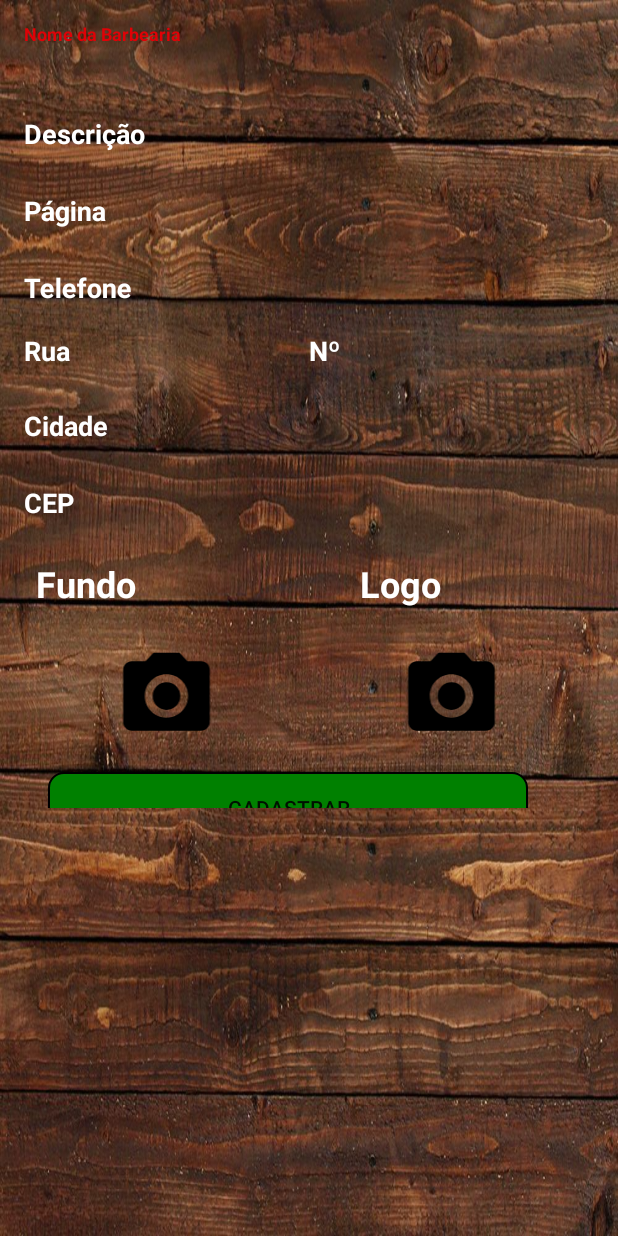
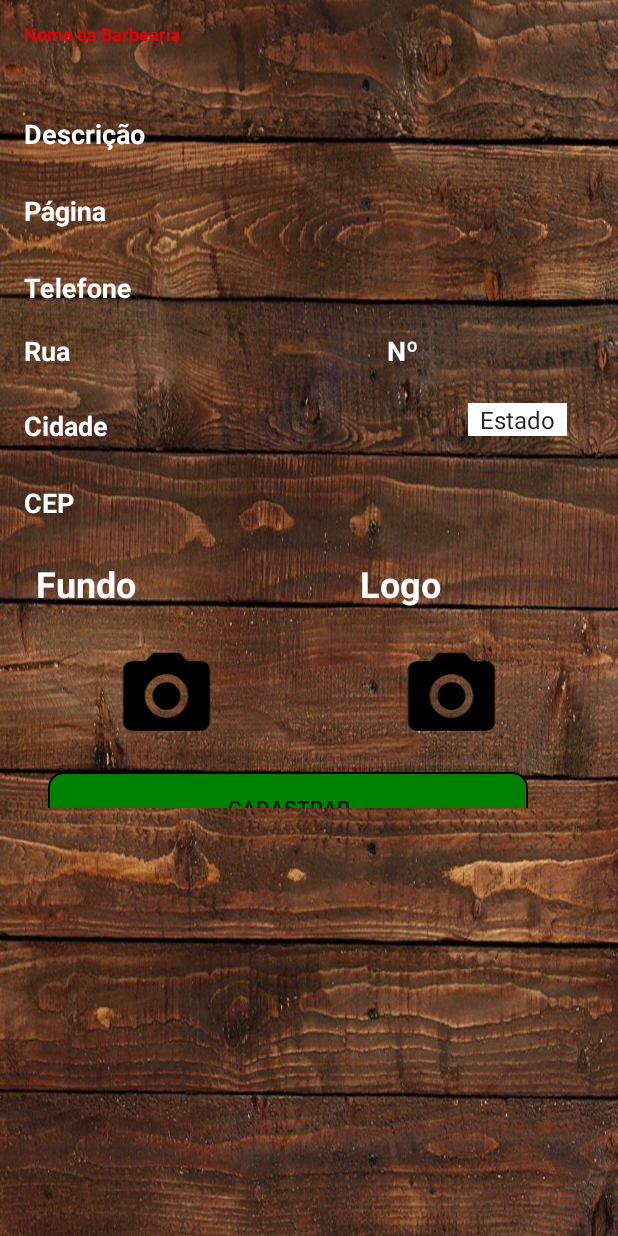
Before and after one commit to BoraRodrigo/IntegraBarber, an Android app: the CadastroBarbeariaActivity screen opened directly, with no data from a screen before it, on a phone screen of 412 x 824 dp. Run offline under Robolectric (Android 15) with nearby library versions, the phone set to English and light mode, and no system bars; our stand-ins replace Firebase (no records; nobody signed in at launch, a user with empty details on screens opened directly); 2 statements that could not run were skipped.

Commit message:
Cadastro de barbearia funciona fora do estado do Paraná - 09/11/2018

```diff
--- a/app/src/main/java/com/projeto/integrador/Activity/CadastroBarbeariaActivity.java
+++ b/app/src/main/java/com/projeto/integrador/Activity/CadastroBarbeariaActivity.java
@@ -7,7 +7,9 @@ import android.support.design.widget.TextInputEditText;
 import android.support.v7.app.AppCompatActivity;
 import android.util.Log;
 import android.view.View;
+import android.widget.ArrayAdapter;
 import android.widget.Button;
+import android.widget.Spinner;
 import android.widget.Toast;
 
 import com.google.firebase.auth.FirebaseAuth;
@@ -15,17 +17,10 @@ import com.google.firebase.database.DataSnapshot;
 import com.google.firebase.database.DatabaseError;
 import com.google.firebase.database.DatabaseReference;
 import com.google.firebase.database.ValueEventListener;
-import com.projeto.integrador.Activity.LoginActivity;
 import com.projeto.integrador.Configuracoes.ConfiguracaoFirebase;
 import com.projeto.integrador.Configuracoes.UsuarioFirebase;
 import com.projeto.integrador.Model.Barbearia;
 import com.projeto.integrador.Model.Barbeiro;
-
-//import barbearia.integradorvi.com.br.integradorbarber.Configuracoes.ConfiguracaoFirebase;
-//import barbearia.integradorvi.com.br.integradorbarber.Configuracoes.UsuarioFirebase;
-//import barbearia.integradorvi.com.br.integradorbarber.Model.Barbearia;
-//import barbearia.integradorvi.com.br.integradorbarber.Model.Barbeiro;
-//import barbearia.integradorvi.com.br.integradorbarber.R;
 import com.projeto.integrador.R;
 
 public class CadastroBarbeariaActivity extends AppCompatActivity {
@@ -33,6 +28,7 @@ public class CadastroBarbeariaActivity extends AppCompatActivity {
     private TextInputEditText txtNomeBarbearia, txtDescricao, txtTelefone, txtPagina, txtRua, txtCidade, txtCEP,txtnumero;
     private FirebaseAuth autenticacao;
     private Button button2;
+    private Spinner estadoSpinner;
 
     int clienteAlterando = 0;
 
@@ -51,6 +47,8 @@ public class CadastroBarbeariaActivity extends AppCompatActivity {
         txtCidade = findViewById(R.id.txtCidade);
         txtCEP = findViewById(R.id.txtCEP);
         txtnumero=findViewById(R.id.txtNumero);
+
+        estadoSpinner = findViewById(R.id.spinner);
 
         button2 = findViewById(R.id.button2);
 
@@ -78,8 +76,7 @@ public class CadastroBarbeariaActivity extends AppCompatActivity {
                             if (!txtCidade.getText().toString().isEmpty()) {
                                 if (!txtCEP.getText().toString().isEmpty()) {
                                     if (!txtnumero.getText().toString().isEmpty()) {
-
-
+                                       if(!estadoSpinner.getSelectedItem().toString().equals("Estado")){
                                             Barbearia barbearia = new Barbearia();
                                             barbearia.setNomebarbearia(txtNomeBarbearia.getText().toString());
                                             barbearia.setDescricao(txtDescricao.getText().toString());
@@ -87,26 +84,17 @@ public class CadastroBarbeariaActivity extends AppCompatActivity {
                                             barbearia.setPagina(txtPagina.getText().toString());
                                             barbearia.setRua(txtRua.getText().toString());
                                             barbearia.setCidade(txtCidade.getText().toString());
+                                            barbearia.setEstado(estadoSpinner.getSelectedItem().toString());
                                             barbearia.setCep(txtCEP.getText().toString());
                                             barbearia.setNumero(Integer.parseInt(txtnumero.getText().toString()));
-
-                                        /*Intent intent = getIntent();
-                                        Bundle bundle = intent.getExtras();
-
-                                        /*if(barbeiro != null){
-                                            barbeiro = (Barbeiro) bundle.getSerializable("barbeiro");
-                                        }
-
-                                        /*if(clienteAlterando == 0){
-                                            barbeiro = (Barbeiro) bundle.getSerializable("barbeiro");
-                                        }
-                                        else if(clienteAlterando == 1){
-                                            barbeiro = (Barbeiro) bundle.getSerializable("barbeiroAlterado");
-                                        }*/
 
                                             barbearia.setIdBarbeiro(barbeiro.getId());
 
                                             cadastrarBarbearia(barbearia);
+                                        }
+                                        else{
+                                            Toast.makeText(getApplicationContext(), "Preencha o Estado", Toast.LENGTH_SHORT).show();
+                                        }
                                     }else{
                                         Toast.makeText(getApplicationContext(), "Preencha o Numero", Toast.LENGTH_SHORT).show();
                                     }
@@ -165,6 +153,7 @@ public class CadastroBarbeariaActivity extends AppCompatActivity {
                     txtRua.setText(barbearia.getRua());
                     txtnumero.setText(String.valueOf(barbearia.getNumero()));
                     txtCidade.setText(barbearia.getCidade());
+                    estadoSpinner.setSelection(((ArrayAdapter) estadoSpinner.getAdapter()).getPosition(barbearia.getEstado()));
                     txtCEP.setText(barbearia.getCep());
 
                     button2.setText("Alterar");
--- a/app/src/main/java/com/projeto/integrador/Activity/MapsFragment.java
+++ b/app/src/main/java/com/projeto/integrador/Activity/MapsFragment.java
@@ -214,7 +214,7 @@ public class MapsFragment extends Fragment implements OnMapReadyCallback {
 
                             for(int i=0; i<listaDeBarbearia.size(); i++){
                                 Geocoder geocoder = new Geocoder(getContext(), Locale.getDefault());
-                                String stringEndereco=listaDeBarbearia.get(i).getRua()+", "+listaDeBarbearia.get(i).getNumero()+" - "+listaDeBarbearia.get(i).getCidade()+" - PR";
+                                String stringEndereco=listaDeBarbearia.get(i).getRua()+", "+listaDeBarbearia.get(i).getNumero()+" - "+listaDeBarbearia.get(i).getCidade()+" - "+listaDeBarbearia.get(i).getEstado();
 
                                 LatLng localUsuario = null;
 
@@ -240,7 +240,7 @@ public class MapsFragment extends Fragment implements OnMapReadyCallback {
 
                             for(int i=0; i<listaDeBarbearia.size(); i++){
                                 Geocoder geocoder = new Geocoder(getContext(), Locale.getDefault());
-                                String stringEndereco=listaDeBarbearia.get(i).getRua()+", "+listaDeBarbearia.get(i).getNumero()+" - "+listaDeBarbearia.get(i).getCidade()+" - PR";
+                                String stringEndereco=listaDeBarbearia.get(i).getRua()+", "+listaDeBarbearia.get(i).getNumero()+" - "+listaDeBarbearia.get(i).getCidade()+" - "+listaDeBarbearia.get(i).getEstado(); //" - PR"
 
                                 LatLng localUsuario = null;
 
@@ -295,7 +295,7 @@ public class MapsFragment extends Fragment implements OnMapReadyCallback {
             for(int i=0; i<listaDeBarbearia.size(); i++){
                 Barbearia barbearia = new Barbearia();
                 barbearia=listaDeBarbearia.get(i);
-                String stringEndereco=barbearia.getRua()+", "+barbearia.getNumero()+" - "+barbearia.getCidade()+" - PR";
+                String stringEndereco=barbearia.getRua()+", "+barbearia.getNumero()+" - "+barbearia.getCidade()+" - "+listaDeBarbearia.get(i).getEstado();
 
                 List<Address> listaEndereco = geocoder.getFromLocationName(stringEndereco,1);
                 if( listaEndereco != null && listaEndereco.size() > 0 ){
@@ -350,7 +350,7 @@ public class MapsFragment extends Fragment implements OnMapReadyCallback {
     public void achaBarbearia(Marker marker){
         for(int i=0; i<listaDeBarbearia.size(); i++){
             Geocoder geocoder = new Geocoder(getContext(), Locale.getDefault());
-            String stringEndereco=listaDeBarbearia.get(i).getRua()+", "+listaDeBarbearia.get(i).getNumero()+" - "+listaDeBarbearia.get(i).getCidade()+" - PR"; // Só funcionando no Paraná?
+            String stringEndereco=listaDeBarbearia.get(i).getRua()+", "+listaDeBarbearia.get(i).getNumero()+" - "+listaDeBarbearia.get(i).getCidade()+" - "+listaDeBarbearia.get(i).getEstado(); // Só funcionando no Paraná?
 
             LatLng localUsuario = null;
 
--- a/app/src/main/java/com/projeto/integrador/Model/Barbearia.java
+++ b/app/src/main/java/com/projeto/integrador/Model/Barbearia.java
@@ -18,6 +18,7 @@ public class Barbearia implements Serializable{
 
     private String rua;
     private String cidade;
+    private String estado;
     private String cep;
     private int numero ;
 
@@ -107,4 +108,12 @@ public class Barbearia implements Serializable{
     public void setIdBarbeiro(String idBarbeiro) {
         this.idBarbeiro = idBarbeiro;
     }
+
+    public String getEstado() {
+        return estado;
+    }
+
+    public void setEstado(String estado) {
+        this.estado = estado;
+    }
 }
--- a/app/src/main/res/layout/activity_cadastro_barbearia.xml
+++ b/app/src/main/res/layout/activity_cadastro_barbearia.xml
@@ -158,7 +158,7 @@
 
                     <android.support.design.widget.TextInputEditText
                         android:id="@+id/txtRua"
-                        android:layout_width="161dp"
+                        android:layout_width="265dp"
                         android:layout_height="wrap_content"
                         android:layout_weight="1"
                         android:background="@drawable/label_telas_cadastro_login"
@@ -188,7 +188,7 @@
 
             <android.support.design.widget.TextInputLayout
                 android:id="@+id/textInputLayout4"
-                android:layout_width="match_parent"
+                android:layout_width="270dp"
                 android:layout_height="wrap_content"
                 android:layout_marginBottom="8dp"
                 android:layout_marginEnd="16dp"
@@ -199,6 +199,7 @@
                 android:textColorHint="@android:color/white"
                 app:layout_constraintBottom_toTopOf="@+id/textInputLayout6"
                 app:layout_constraintEnd_toEndOf="parent"
+                app:layout_constraintHorizontal_bias="0.0"
                 app:layout_constraintStart_toStartOf="parent"
                 app:layout_constraintTop_toBottomOf="@+id/textInputLayout">
 
@@ -212,7 +213,25 @@
                     android:textColor="@android:color/white"
                     android:textStyle="bold"
                     android:theme="@style/TemaEditText" />
+
             </android.support.design.widget.TextInputLayout>
+
+            <Spinner
+                android:id="@+id/spinner"
+                android:layout_width="wrap_content"
+                android:layout_height="wrap_content"
+                android:layout_marginEnd="16dp"
+                android:layout_marginLeft="8dp"
+                android:layout_marginRight="16dp"
+                android:layout_marginStart="8dp"
+                android:layout_weight="1"
+                android:background="@android:color/white"
+                android:entries="@array/estados_brasileiros"
+                android:hint="Estado"
+                app:layout_constraintBottom_toTopOf="@+id/textInputLayout6"
+                app:layout_constraintEnd_toEndOf="parent"
+                app:layout_constraintStart_toEndOf="@+id/textInputLayout4"
+                app:layout_constraintTop_toBottomOf="@+id/textInputLayout" />
 
             <android.support.design.widget.TextInputLayout
                 android:id="@+id/textInputLayout6"
--- a/app/src/main/res/values/strings.xml
+++ b/app/src/main/res/values/strings.xml
@@ -43,6 +43,37 @@
     <string name="ACCOUNT_KIT_CLIENT_TOKEN">[ACCOUNT_KIT_CLIENT_TOKEN]</string>
     <string name="fb_login_protocol_scheme">fb1857129554382336</string> <!-- fb457498868073864 -->
 
+    <string-array name="estados_brasileiros">
+        <item>Estado</item>
+        <item>AC</item>
+        <item>AL</item>
+        <item>AP</item>
+        <item>AM</item>
+        <item>BA</item>
+        <item>CE</item>
+        <item>DF</item>
+        <item>ES</item>
+        <item>GO</item>
+        <item>MA</item>
+        <item>MT</item>
+        <item>MS</item>
+        <item>MG</item>
+        <item>PA</item>
+        <item>PB</item>
+        <item>PR</item>
+        <item>PE</item>
+        <item>PI</item>
+        <item>RJ</item>
+        <item>RN</item>
+        <item>RS</item>
+        <item>RO</item>
+        <item>RR</item>
+        <item>SC</item>
+        <item>SP</item>
+        <item>SE</item>
+        <item>TO</item>
+    </string-array>
+
     <!-- TODO: Remove or change this placeholder text -->
     <string name="hello_blank_fragment">Hello blank fragment</string>
 </resources>
```
Also changed, not shown: app/src/main/res/drawable/label_telas_cadastro_login.xml (line endings or trailing spaces). Lines whose indentation alone changed are shown as unchanged.
